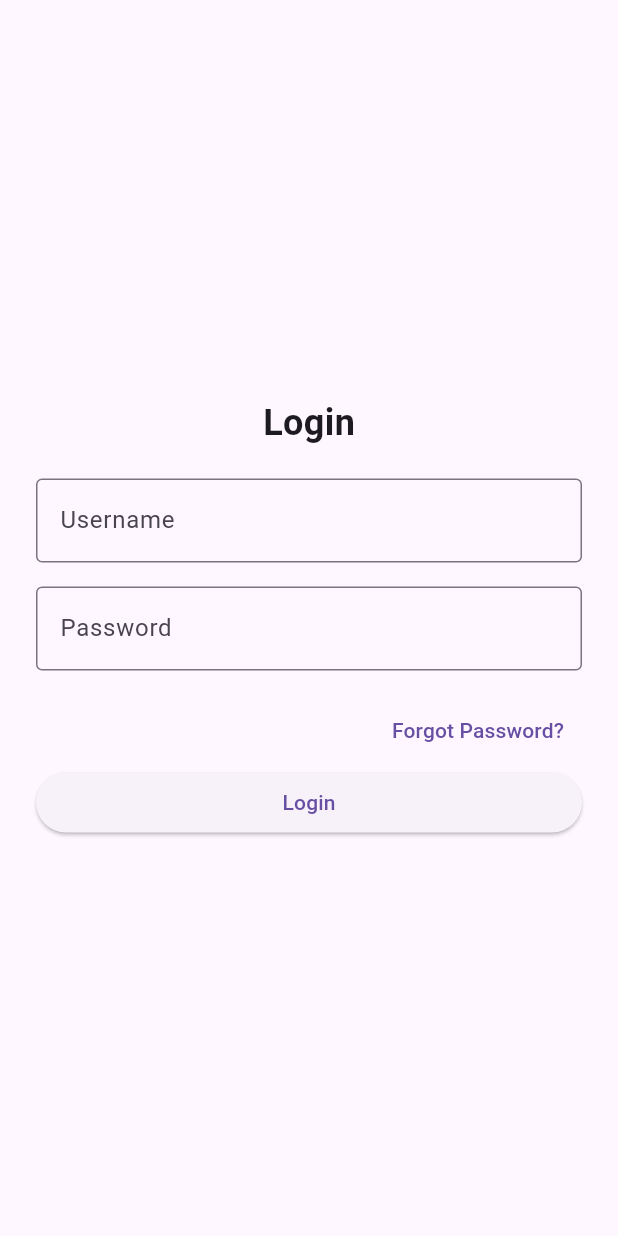
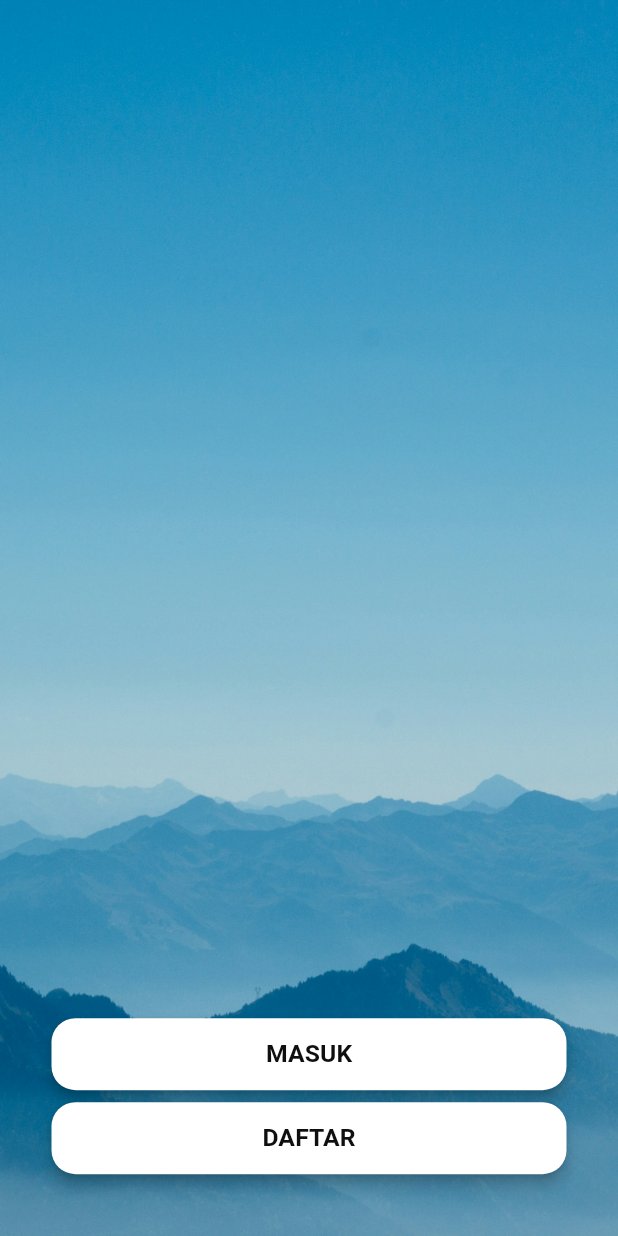
Before and after one commit to indratdev/frontendpos, a Flutter app: the screen it shows after launch, after a tap on "Lewati", on a phone screen of 412 x 824 dp. Run offline on Flutter 3.47's test engine with Material 3 defaults, Android fonts, the phone set to English and light mode, and no system bars; our stand-ins replace flutter_bloc, shared_preferences, sqflite; accounts and stored records are empty.

Commit message:
add: login option screen

```diff
--- a/lib/config/routes.dart
+++ b/lib/config/routes.dart
@@ -1,4 +1,6 @@
 import 'package:flutter/material.dart';
+import 'package:frontendpos/presentation/screens/login_screen/login_option_screen.dart';
+import 'package:frontendpos/presentation/screens/login_screen/login_screen.dart';
 import 'package:frontendpos/presentation/screens/splash_screen/splash_screen.dart';
 // import 'package:kita_muslim/presentation/screens/article_screen/article_screen.dart';
 // import 'package:kita_muslim/presentation/screens/calculator_screen/calculator_screen.dart';
@@ -19,35 +21,12 @@ import 'package:frontendpos/presentation/screens/splash_screen/splash_screen.dar
 
 class Routes {
   static const String splash = "/splash";
-  static const String homeScreen = "/homescreen";
-  static const String readAlquran = "/bacaalquran";
-  static const String detailSurah = "/surahdetail";
-  static const String dailySurah = "/doaharian";
-  static const String detailDailyPrayer = "/doahariandetail";
-  static const String favoriteSurah = "/favoriteSurah";
-  static const String hadists = "/hadists";
-  static const String hadistDetail = "/hadistdetail";
-  static const String hadistsSR = "/hadistsSR";
-  static const String prayerSchedule = "/prayerschedule";
-  static const String qiblahScreen = "/qiblahscreen";
-  static const String calculatorScreen = "/calculatorscreen";
-  static const String articleScreen = "/articlescreen";
+  static const String loginOption = "/loginOption";
+  static const String login = "/login";
 
   Map<String, WidgetBuilder> getRoutes = {
-    // homeScreen: (_) => HomeScreenV2(),
-    // readAlquran: (_) => QuranScreen(),
-    // detailSurah: (_) => SurahDetailScreen(),
-    // dailySurah: (_) => SurahDailyScreen(),
-    // detailDailyPrayer: (_) => SurahDailyDetailScreen(),
-    // favoriteSurah: (_) => const FavoriteScreen(),
-    // hadists: (_) => HadistScreen(),
-    // hadistDetail: (_) => HadistDetailScreen(nameHadist: ""),
-    // // hadistDetail: (_) => HadistDetailScreen(),
-    // hadistsSR: (_) => HadistSRScreen(),
     splash: (_) => const SplashScreen(),
-    // prayerSchedule: (_) => const PrayerScheduleScreen(),
-    // qiblahScreen: (_) => QiblahScreen(),
-    // calculatorScreen: (_) => CalculatorScreen(),
-    // articleScreen: (_) => ArticleScreen(),
+    loginOption: (_) => const LoginOptionScreen(),
+     login: (_) =>  LoginScreen(),
   };
 }
--- /dev/null
+++ b/lib/presentation/screens/login_screen/login_option_screen.dart
@@ -0,0 +1,81 @@
+import 'package:flutter/material.dart';
+import 'package:frontendpos/config/routes.dart';
+import 'package:frontendpos/utils/constants.dart';
+import 'package:frontendpos/utils/export.dart';
+
+class LoginOptionScreen extends StatelessWidget {
+  const LoginOptionScreen({super.key});
+
+  @override
+  Widget build(BuildContext context) {
+    return Scaffold(
+      body: Container(
+        padding:
+            EdgeInsets.only(bottom: MediaQuery.sizeOf(context).height / 20),
+        decoration: BoxDecoration(
+            image: DecorationImage(
+          fit: BoxFit.cover,
+          image: AssetImage(Constants.testImage),
+        )),
+        width: MediaQuery.sizeOf(context).width,
+        child: Column(
+          mainAxisAlignment: MainAxisAlignment.end,
+          crossAxisAlignment: CrossAxisAlignment.center,
+          children: [
+            SizedBox(
+              width: MediaQuery.sizeOf(context).width / 1.2,
+              child: ElevatedButton(
+                style: ElevatedButton.styleFrom(
+                  elevation: 4,
+                  backgroundColor: Colors.white,
+                  foregroundColor: Colors.blue,
+                  shape: RoundedRectangleBorder(
+                    borderRadius: Constants
+                        .cornerRadiusBox, // Atur radius sesuai keinginan
+                  ),
+                  padding: EdgeInsets.symmetric(
+                      horizontal: 20, vertical: 12), // Opsional: atur padding
+                ),
+                onPressed: () => Navigator.pushNamed(context, Routes.login),
+                child: Text(
+                  "MASUK",
+                  style: TextStyle(
+                    fontSize: AppTextSizes.medium(context),
+                    color: context.black,
+                    fontWeight: FontWeight.w600,
+                  ),
+                ),
+              ),
+            ),
+            SizedBox(height: 8),
+             SizedBox(
+              width: MediaQuery.sizeOf(context).width / 1.2,
+              child: ElevatedButton(
+                style: ElevatedButton.styleFrom(
+                  elevation: 4,
+                  backgroundColor: Colors.white,
+                  foregroundColor: Colors.blue,
+                  shape: RoundedRectangleBorder(
+                    borderRadius: Constants
+                        .cornerRadiusBox, // Atur radius sesuai keinginan
+                  ),
+                  padding: EdgeInsets.symmetric(
+                      horizontal: 20, vertical: 12), // Opsional: atur padding
+                ),
+                onPressed: () {},
+                child: Text(
+                  "DAFTAR",
+                  style: TextStyle(
+                    fontSize: AppTextSizes.medium(context),
+                    color: context.black,
+                    fontWeight: FontWeight.w600,
+                  ),
+                ),
+              ),
+            ),
+          ],
+        ),
+      ),
+    );
+  }
+}
--- a/lib/presentation/screens/login_screen/login_screen.dart
+++ b/lib/presentation/screens/login_screen/login_screen.dart
@@ -1,14 +1,3 @@
-
-
-
-
-
-
-
-
-
-
-
 import 'package:flutter/material.dart';
 
 class LoginScreen extends StatefulWidget {
@@ -24,6 +13,7 @@ class _LoginScreenState extends State<LoginScreen> {
   @override
   Widget build(BuildContext context) {
     return Scaffold(
+      appBar: AppBar(),
       body: Center(
         child: Padding(
           padding: const EdgeInsets.symmetric(horizontal: 24.0),
--- a/lib/presentation/screens/onboarding_screen/onboarding_screen.dart
+++ b/lib/presentation/screens/onboarding_screen/onboarding_screen.dart
@@ -1,4 +1,5 @@
 import 'package:flutter/material.dart';
+import 'package:frontendpos/presentation/screens/login_screen/login_option_screen.dart';
 import 'package:frontendpos/presentation/screens/login_screen/login_screen.dart';
 import 'package:shared_preferences/shared_preferences.dart';
 
@@ -42,7 +43,7 @@ class _OnboardingScreenState extends State<OnboardingScreen> {
       if (context.mounted) {
         Navigator.pushReplacement(
           context,
-          MaterialPageRoute(builder: (context) => LoginScreen()),
+          MaterialPageRoute(builder: (context) => LoginOptionScreen()),
         );
       }
     });
--- a/lib/utils/app_colors.dart
+++ b/lib/utils/app_colors.dart
@@ -8,7 +8,7 @@ extension AppColors on BuildContext {
   Color get iwhite => const Color(0xFFFEFEFE);
   Color get igreen => const Color(0xFF377D71);
 
-  Color get colorBlack => const Color(0xFF100F0F);
+  Color get black => const Color(0xFF100F0F);
   Color get colorGreenDeep => const Color(0xFF0F3D3E);
   Color get colorCream => const Color(0xFFE2DCC8);
   Color get colorWhite => const Color(0xFFF1F1F1);
--- a/lib/utils/constants.dart
+++ b/lib/utils/constants.dart
@@ -46,6 +46,8 @@ class Constants {
   static const needleImage = "assets/images/needle.png";
   static const backgroundImage = "assets/images/background.png";
 
+ static const testImage =  "assets/images/onboarding_01.jpg";
+
   // end image
 
   static const urlImageNotFound = "https://demofree.sirv.com/nope-not-here.jpg";
@@ -67,7 +69,7 @@ class Constants {
   static const sizeTextArabian = 30.0;
   static const sizeTextArabianSub = 25.0;
 
-  static BorderRadius cornerRadiusBox = BorderRadius.circular(15.0);
+  static BorderRadius cornerRadiusBox = BorderRadius.circular(16.0);
 
 
   // static BoxShadow boxShadowMenu = BoxShadow(
```
Also changed, not shown: 4 other files.
